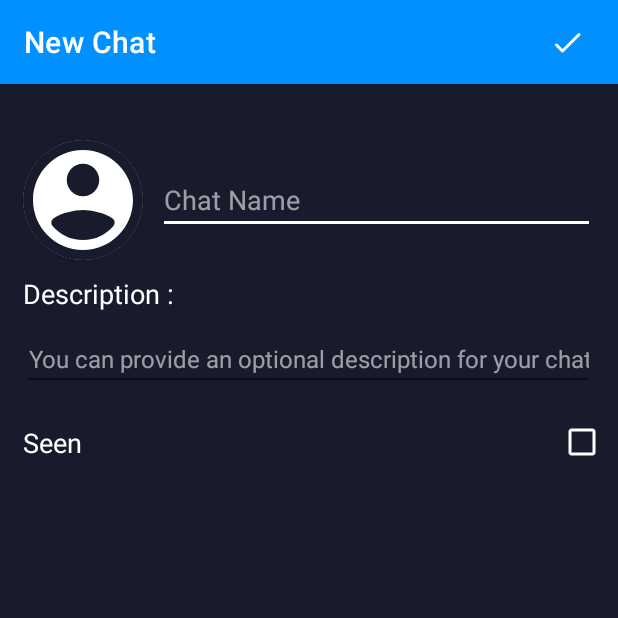
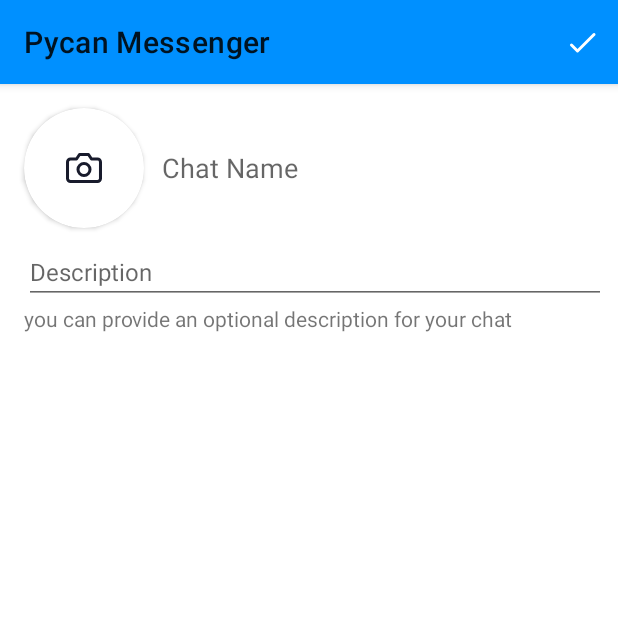
Before and after one commit to anrooid/PycanMessenger, an Android app: the NewChat screen opened directly, with no data from a screen before it, on a phone screen of 412 x 824 dp, the top half of it. Run offline under Robolectric (Android 15) with nearby library versions, the phone set to English and light mode, and no system bars; libraries missing offline, so code that uses them is left out: com.parse.

Commit message:
amir : some errors fixed
some ui design ,...

```diff
--- a/app/src/main/java/com/example/pycanmessenger/NewChat.java
+++ b/app/src/main/java/com/example/pycanmessenger/NewChat.java
@@ -3,6 +3,7 @@ package com.example.pycanmessenger;
 import androidx.annotation.NonNull;
 import androidx.annotation.Nullable;
 import androidx.appcompat.app.AppCompatActivity;
+import androidx.appcompat.widget.Toolbar;
 import androidx.core.app.ActivityCompat;
 
 import android.Manifest;
@@ -18,6 +19,8 @@ import android.os.Bundle;
 import android.provider.MediaStore;
 import android.text.format.DateFormat;
 import android.view.LayoutInflater;
+import android.view.Menu;
+import android.view.MenuItem;
 import android.view.View;
 import android.view.ViewGroup;
 import android.widget.CheckBox;
@@ -28,9 +31,11 @@ import android.widget.TextView;
 import android.widget.Toast;
 
 import com.parse.ParseException;
+import com.parse.ParseObject;
 import com.parse.ParseUser;
 import com.parse.SaveCallback;
 
+import java.io.ByteArrayOutputStream;
 import java.sql.Time;
 import java.text.DateFormatSymbols;
 import java.text.SimpleDateFormat;
@@ -43,10 +48,12 @@ public class NewChat extends AppCompatActivity {
 
 
     private CheckBox checkSeen;
-    Boolean seen, PV, Group, Channel;
-    private ImageButton btnNewChat;
+    private Toolbar toolbar;
+    private TextView txtseen;
+    Boolean PV, Group, Channel;
     private ImageView imgProfile;
     EditText edtNameChat, edtDescription;
+    Bitmap receivedImageBitmap;
 
     @Override
     protected void onCreate(Bundle savedInstanceState) {
@@ -55,73 +62,47 @@ public class NewChat extends AppCompatActivity {
         Intent intent = getIntent();
         Bundle bundle = intent.getExtras();
 
-        PV = false; Group = false; Channel = false;
-            seen = false;
-            checkSeen = findViewById(R.id.checkSeen);
+        PV = false;
+        Group = false;
+        Channel = false;
+        checkSeen = findViewById(R.id.chkSeen);
+        toolbar = findViewById(R.id.newChatToolbar);
         imgProfile = findViewById(R.id.imgProfile);
         edtNameChat = findViewById(R.id.edtNameChat);
         edtDescription = findViewById(R.id.edtDescription);
-            btnNewChat = findViewById(R.id.btnNewChat);
-            ParseUser Chats = ParseUser.getCurrentUser();
+        txtseen = findViewById(R.id.txtseen);
+        setSupportActionBar(toolbar);
+
 
         //pv OR group OR channel
         if (bundle != null) {
-            String dataC = bundle.getString("prefix");
+            String dataC = bundle.getString("prefixC");
             String dataG = bundle.getString("prefixG");
             String dataPv = bundle.getString("prefixP");
 
-            if (dataC == bundle.getString("prefix", "prefixC")) {
-                Channel = true; PV = false; Group = false;
+            if (dataC == bundle.getString("prefixC", "prefixC")) {
+                Channel = true;
+                PV = false;
+                Group = false;
+                setTitle("New Channel");
 
             } else if (dataG == bundle.getString("prefixG", "prefixG")) {
-                Group = true; PV = false; Channel = false;
+                Group = true;
+                PV = false;
+                Channel = false;
+                setTitle("New Group");
 
-            }else if (dataPv == bundle.getString("prefixP", "prefixP")) {
-                PV = true; Group = false; Channel = false;
-
+            } else if (dataPv == bundle.getString("prefixP", "prefixP")) {
+                PV = true;
+                Group = false;
+                Channel = false;
+                setTitle("New PV");
+                txtseen.setVisibility(View.VISIBLE);checkSeen.setVisibility(View.VISIBLE);
             }
         }
 
-            //time
-            Date time = Calendar.getInstance().getTime();
-            ;
-            SimpleDateFormat ft = new SimpleDateFormat("hh:mm");
-
-            //seen
-            if (checkSeen.isChecked()) {
-                seen = true;
-            } else seen = false;
-
 
         // create new chat
-            btnNewChat.setOnClickListener(new View.OnClickListener() {
-                @Override
-                public void onClick(View view) {
-
-                   //prefix
-                   if(PV){
-                       Chats.put("Name" ,"0"+ edtNameChat.getText().toString() );
-                   }else if(Group){
-                     Chats.put("Name" ,"1"+ edtNameChat.getText().toString() );
-                   }else if(Channel){
-                     Chats.put("Name" ,"2"+ edtNameChat.getText().toString() );
-                   }
-                    Chats.put("Descripton", edtDescription.getText().toString());
-                    Chats.put("Seen", seen);
-                    Chats.put("Time", time);
-                    Chats.saveInBackground(new SaveCallback() {
-                        @Override
-                        public void done(ParseException e) {
-                            if (e == null) {
-                                Toast.makeText(NewChat.this, Chats.get("Name") + "is saved successfully", Toast.LENGTH_SHORT).show();
-                            } else {
-                                Toast.makeText(NewChat.this, e.getCode() + "" + e.getStackTrace()[0], Toast.LENGTH_SHORT).show();
-                                e.printStackTrace();
-                            }
-                        }
-                    });
-                }
-            });
 
 
         imgProfile.setOnClickListener(new View.OnClickListener() {
@@ -140,14 +121,14 @@ public class NewChat extends AppCompatActivity {
         });
     }
 
-        private void getChosenImage () {
+    private void getChosenImage() {
         Intent intent = new Intent(Intent.ACTION_PICK, MediaStore.Images.Media.EXTERNAL_CONTENT_URI);
         startActivityForResult(intent, 2000);
     }
 
     @Override
-        public void onRequestPermissionsResult ( int requestCode, @NonNull String[] permissions,
-        @NonNull int[] grantResults){
+    public void onRequestPermissionsResult(int requestCode, @NonNull String[] permissions,
+                                           @NonNull int[] grantResults) {
         super.onRequestPermissionsResult(requestCode, permissions, grantResults);
 
         if (requestCode == 1000) {
@@ -158,7 +139,7 @@ public class NewChat extends AppCompatActivity {
     }
 
     @Override
-        protected void onActivityResult ( int requestCode, int resultCode, @Nullable Intent data){
+    protected void onActivityResult(int requestCode, int resultCode, @Nullable Intent data) {
         super.onActivityResult(requestCode, resultCode, data);
 
         if (requestCode == 2000) {
@@ -172,7 +153,7 @@ public class NewChat extends AppCompatActivity {
                     int columnIndex = cursor.getColumnIndex(filePathColumn[0]);
                     String picturePath = cursor.getString(columnIndex);
                     cursor.close();
-                        Bitmap receivedImageBitmap = BitmapFactory.decodeFile(picturePath);
+                    receivedImageBitmap = BitmapFactory.decodeFile(picturePath);
 
                     imgProfile.setImageBitmap(receivedImageBitmap);
                 } catch (Exception e) {
@@ -183,4 +164,57 @@ public class NewChat extends AppCompatActivity {
 
     }
 
+    @Override
+    public boolean onCreateOptionsMenu(Menu menu) {
+        getMenuInflater().inflate(R.menu.check_menu, menu);
+        return super.onCreateOptionsMenu(menu);
     }
+
+    @Override
+    public boolean onOptionsItemSelected(@NonNull MenuItem item) {
+        if (item.getItemId() == R.id.mnuCheck) {
+
+
+            //time
+            Date time = Calendar.getInstance().getTime();
+            SimpleDateFormat ft = new SimpleDateFormat("hh:mm");
+            ParseObject Chats = new ParseObject("Chats");
+            //prefix
+            if (PV) {
+                Chats.put("Name", "0" + edtNameChat.getText().toString());
+            } else if (Group) {
+                Chats.put("Name", "1" + edtNameChat.getText().toString());
+            } else if (Channel) {
+                Chats.put("Name", "2" + edtNameChat.getText().toString());
+            }
+            Chats.put("Descripton", edtDescription.getText().toString());
+            if (PV)
+                Chats.put("Seen", checkSeen.isChecked());
+            if (receivedImageBitmap != null)
+                Chats.put("Profile", extractBytes(receivedImageBitmap));
+            Chats.put("Time", ft.format(time).toString());
+            Chats.saveInBackground(new SaveCallback() {
+                @Override
+                public void done(ParseException e) {
+                    if (e == null) {
+                        Toast.makeText(NewChat.this, Chats.get("Name").toString().substring(1) + "is saved successfully", Toast.LENGTH_SHORT).show();
+                        Intent intent = new Intent(NewChat.this, MainActivity.class);
+                        startActivity(intent);
+                    } else {
+                        Toast.makeText(NewChat.this, e.getCode() + "" + e.getStackTrace()[0], Toast.LENGTH_LONG).show();
+                        e.printStackTrace();
+                    }
+                }
+            });
+        }
+
+
+        return super.onOptionsItemSelected(item);
+    }
+
+    public byte[] extractBytes(Bitmap bitmap) {
+        ByteArrayOutputStream stream = new ByteArrayOutputStream();
+        bitmap.compress(Bitmap.CompressFormat.PNG, 100, stream);
+        return stream.toByteArray();
+    }
+}
--- a/app/src/main/res/drawable/ic_checkmark.xml
+++ b/app/src/main/res/drawable/ic_checkmark.xml
@@ -5,5 +5,5 @@
     android:viewportHeight="24">
   <path
       android:pathData="M19.9805,5.9902A1.0001,1.0001 0,0 0,19.293 6.293L9,16.5859L5.707,13.293A1.0001,1.0001 0,1 0,4.293 14.707L8.293,18.707A1.0001,1.0001 0,0 0,9.707 18.707L20.707,7.707A1.0001,1.0001 0,0 0,19.9805 5.9902z"
-      android:fillColor="#5B5B5B"/>
+      android:fillColor="@color/white"/>
 </vector>
--- /dev/null
+++ b/app/src/main/res/drawable/ic_icon_feather_camera.xml
@@ -0,0 +1,20 @@
+<vector xmlns:android="http://schemas.android.com/apk/res/android"
+    android:width="23.834dp"
+    android:height="19.864dp"
+    android:viewportWidth="23.834"
+    android:viewportHeight="19.864">
+  <path
+      android:pathData="M22.834,16.879a1.985,1.985 0,0 1,-1.985 1.985L2.985,18.864A1.985,1.985 0,0 1,1 16.879L1,5.962A1.985,1.985 0,0 1,2.985 3.977h3.97L8.94,1h5.955l1.985,2.977h3.97a1.985,1.985 0,0 1,1.985 1.985Z"
+      android:strokeLineJoin="round"
+      android:strokeWidth="2"
+      android:fillColor="#00000000"
+      android:strokeColor="#181b2c"
+      android:strokeLineCap="round"/>
+  <path
+      android:pathData="M15.887,10.925a3.97,3.97 0,1 1,-3.97 -3.97A3.97,3.97 0,0 1,15.887 10.925Z"
+      android:strokeLineJoin="round"
+      android:strokeWidth="2"
+      android:fillColor="#00000000"
+      android:strokeColor="#181b2c"
+      android:strokeLineCap="round"/>
+</vector>
--- a/app/src/main/res/drawable/ic_profile.xml
+++ /dev/null
@@ -1,9 +0,0 @@
-<vector xmlns:android="http://schemas.android.com/apk/res/android"
-    android:width="24dp"
-    android:height="24dp"
-    android:viewportWidth="24"
-    android:viewportHeight="24">
-  <path
-      android:pathData="M12,2C6.477,2 2,6.477 2,12c0,5.523 4.477,10 10,10s10,-4.477 10,-10C22,6.477 17.523,2 12,2zM12,4.75c1.795,0 3.25,1.455 3.25,3.25s-1.455,3.25 -3.25,3.25S8.75,9.795 8.75,8S10.205,4.75 12,4.75zM12,20c-2.438,0 -4.621,-1.091 -6.088,-2.812c-0.381,-0.447 -0.296,-1.118 0.173,-1.471C7.602,14.576 10.366,14 12,14s4.398,0.576 5.916,1.717c0.469,0.353 0.554,1.025 0.173,1.471C16.621,18.909 14.438,20 12,20z"
-      android:fillColor="#5B5B5B"/>
-</vector>
--- a/app/src/main/res/layout/activity_new_chat.xml
+++ b/app/src/main/res/layout/activity_new_chat.xml
@@ -4,7 +4,6 @@
     xmlns:tools="http://schemas.android.com/tools"
     android:layout_width="match_parent"
     android:layout_height="match_parent"
-    android:background="@color/white"
     android:orientation="vertical"
     tools:context=".NewChat">
 
@@ -13,26 +12,10 @@
         android:layout_height="wrap_content">
 
         <androidx.appcompat.widget.Toolbar
+            android:id="@+id/newChatToolbar"
             android:layout_width="match_parent"
             android:layout_height="wrap_content"
-            android:background="@color/blueP"
-            app:subtitleTextColor="#FFFFFF"
-            app:title="New Chat"
-            app:titleTextColor="@color/white">
-
-            <ImageButton
-                android:id="@+id/btnNewChat"
-                style="@style/Widget.AppCompat.ImageButton"
-                android:layout_width="wrap_content"
-                android:layout_height="wrap_content"
-                android:layout_marginLeft="270dp"
-                android:background="@color/blueP"
-                android:scaleType="center"
-                android:src="@drawable/ic_checkmark"
-                android:tint="@color/white"
-                android:visibility="visible" />
-
-        </androidx.appcompat.widget.Toolbar>
+            />
     </com.google.android.material.appbar.AppBarLayout>
 
     <androidx.constraintlayout.widget.ConstraintLayout
@@ -40,42 +23,37 @@
         android:layout_height="match_parent"
         android:layout_alignParentBottom="true"
         android:layout_marginBottom="0dp"
-        android:background="@color/blackP">
+        android:animateLayoutChanges="true">
 
 
         <androidx.cardview.widget.CardView
             android:id="@+id/cardView"
             android:layout_width="80dp"
             android:layout_height="80dp"
-            android:layout_marginStart="15dp"
+            android:layout_marginStart="16dp"
+            android:layout_marginTop="16dp"
+            android:background="?attr/selectableItemBackground"
             android:padding="5dp"
             app:cardCornerRadius="10000dp"
-            app:layout_constraintBottom_toTopOf="@id/edtDescription"
-            app:layout_constraintEnd_toStartOf="@+id/edtNameChat"
             app:layout_constraintStart_toStartOf="parent"
-            app:layout_constraintTop_toTopOf="parent"
-            app:layout_constraintVertical_bias="0.458">
+            app:layout_constraintTop_toTopOf="parent">
 
             <ImageView
                 android:id="@+id/imgProfile"
                 android:layout_width="match_parent"
                 android:layout_height="match_parent"
-                android:background="@color/blackP"
-                app:srcCompat="@drawable/ic_profile"
-                app:tint="@color/white" />
+                android:background="?attr/selectableItemBackground" />
         </androidx.cardview.widget.CardView>
 
         <EditText
             android:id="@+id/edtNameChat"
             android:layout_width="0dp"
             android:layout_height="wrap_content"
-            android:layout_marginStart="10dp"
-            android:layout_marginEnd="15dp"
+            android:layout_marginStart="8dp"
+            android:layout_marginEnd="8dp"
             android:ems="10"
             android:hint="Chat Name"
             android:inputType="textPersonName"
-            android:textColor="@color/white"
-            android:textColorHint="#93FFFFFF"
             android:textSize="18sp"
             app:layout_constraintBottom_toBottomOf="@+id/cardView"
             app:layout_constraintEnd_toEndOf="parent"
@@ -86,63 +64,54 @@
             android:id="@+id/edtDescription"
             android:layout_width="0dp"
             android:layout_height="wrap_content"
-            android:layout_marginStart="15dp"
-            android:layout_marginEnd="15dp"
+            android:layout_marginTop="8dp"
             android:ems="10"
-            android:hint="You can provide an optional description for your chat"
-            android:inputType="textPersonName"
-            android:textColor="@color/white"
-            android:textColorHint="#93FFFFFF"
+            android:hint="Description"
+            android:inputType="textImeMultiLine"
             android:textSize="16sp"
-            app:layout_constraintBottom_toTopOf="@+id/checkSeen"
-            app:layout_constraintEnd_toEndOf="parent"
-            app:layout_constraintStart_toStartOf="parent"
-            app:layout_constraintTop_toBottomOf="@+id/txtDescription" />
-
-        <TextView
-            android:id="@+id/txtDescription"
-            android:layout_width="0dp"
-            android:layout_height="wrap_content"
-            android:layout_marginStart="15dp"
-            android:layout_marginEnd="15dp"
-            android:text="Description :"
-            android:textColor="@color/white"
-            android:textSize="18sp"
-            app:layout_constraintBottom_toTopOf="@+id/edtDescription"
-            app:layout_constraintEnd_toEndOf="parent"
-            app:layout_constraintStart_toStartOf="parent"
+            app:layout_constraintEnd_toEndOf="@+id/edtNameChat"
+            app:layout_constraintStart_toStartOf="@+id/cardView"
             app:layout_constraintTop_toBottomOf="@+id/cardView" />
 
         <TextView
             android:id="@+id/textView"
             android:layout_width="0dp"
             android:layout_height="wrap_content"
-            android:layout_marginStart="15dp"
-            android:text="Seen"
-            android:textColor="@color/white"
-            android:textSize="18sp"
-            app:layout_constraintBottom_toBottomOf="@+id/checkSeen"
-            app:layout_constraintEnd_toStartOf="@+id/checkSeen"
-            app:layout_constraintStart_toStartOf="parent"
-            app:layout_constraintTop_toTopOf="@+id/checkSeen" />
+            android:text="you can provide an optional description for your chat"
+            app:layout_constraintEnd_toEndOf="@+id/edtDescription"
+            app:layout_constraintStart_toStartOf="@+id/edtDescription"
+            app:layout_constraintTop_toBottomOf="@+id/edtDescription" />
 
         <CheckBox
-            android:id="@+id/checkSeen"
-            android:layout_width="0dp"
-            android:layout_height="wrap_content"
-            android:layout_marginStart="300dp"
-            android:buttonTint="@color/white"
-            app:layout_constraintBottom_toTopOf="@+id/guideline"
-            app:layout_constraintEnd_toEndOf="parent"
-            app:layout_constraintStart_toEndOf="@+id/textView"
-            app:layout_constraintTop_toBottomOf="@+id/edtDescription" />
-
-        <androidx.constraintlayout.widget.Guideline
-            android:id="@+id/guideline"
+            android:id="@+id/chkSeen"
             android:layout_width="wrap_content"
             android:layout_height="wrap_content"
-            android:orientation="horizontal"
-            app:layout_constraintGuide_begin="273dp" />
+            android:layout_marginTop="8dp"
+            android:visibility="gone"
+            app:layout_constraintEnd_toEndOf="@+id/textView"
+            app:layout_constraintTop_toBottomOf="@+id/textView" />
+
+        <TextView
+            android:id="@+id/txtseen"
+            android:layout_width="wrap_content"
+            android:layout_height="wrap_content"
+            android:text="Seen"
+            android:textSize="16sp"
+            android:visibility="gone"
+            app:layout_constraintBottom_toBottomOf="@+id/chkSeen"
+            app:layout_constraintStart_toStartOf="@+id/textView"
+            app:layout_constraintTop_toTopOf="@+id/chkSeen" />
+
+        <ImageView
+            android:id="@+id/imageView"
+            android:layout_width="wrap_content"
+            android:layout_height="wrap_content"
+            android:elevation="3dp"
+            app:layout_constraintBottom_toBottomOf="@+id/cardView"
+            app:layout_constraintEnd_toEndOf="@+id/cardView"
+            app:layout_constraintStart_toStartOf="@+id/cardView"
+            app:layout_constraintTop_toTopOf="@+id/cardView"
+            app:srcCompat="@drawable/ic_icon_feather_camera" />
 
     </androidx.constraintlayout.widget.ConstraintLayout>
 </LinearLayout>
--- a/app/src/main/res/layout/list_item.xml
+++ b/app/src/main/res/layout/list_item.xml
@@ -4,10 +4,11 @@
     xmlns:tools="http://schemas.android.com/tools"
     android:layout_width="match_parent"
     android:layout_height="wrap_content"
+    android:animateLayoutChanges="true"
     android:background="?attr/selectableItemBackground"
     android:clickable="true"
-    android:padding="5dp"
-    android:focusable="true">
+    android:focusable="true"
+    android:padding="5dp">
 
 
     <androidx.cardview.widget.CardView
@@ -84,6 +85,7 @@
         android:layout_width="wrap_content"
         android:layout_height="0dp"
         android:layout_marginEnd="8dp"
+        android:visibility="gone"
         app:layout_constraintBottom_toBottomOf="@+id/txtTime"
         app:layout_constraintEnd_toStartOf="@+id/txtTime"
         app:layout_constraintTop_toTopOf="@+id/txtTime"
--- /dev/null
+++ b/app/src/main/res/menu/check_menu.xml
@@ -0,0 +1,10 @@
+<?xml version="1.0" encoding="utf-8"?>
+<menu xmlns:app="http://schemas.android.com/apk/res-auto"
+    xmlns:android="http://schemas.android.com/apk/res/android">
+
+    <item
+        android:id="@+id/mnuCheck"
+        android:icon="@drawable/ic_checkmark"
+        android:title="Check"
+        app:showAsAction="always" />
+</menu>
--- a/app/src/main/res/values/themes.xml
+++ b/app/src/main/res/values/themes.xml
@@ -2,7 +2,7 @@
     <!-- Base application theme. -->
     <style name="Theme.PycanMessenger" parent="Theme.MaterialComponents.DayNight.NoActionBar">
         <!-- Primary brand color. -->
-        <item name="colorPrimary">@color/blackP</item>
+        <item name="colorPrimary">@color/blueP</item>
         <item name="colorPrimaryVariant">@color/white</item>
         <item name="colorOnPrimary">@color/white</item>
         <!-- Secondary brand color. -->
```
Also changed, not shown: app/src/main/java/com/example/pycanmessenger/AddNew.java (+20 -25 lines), app/src/main/java/com/example/pycanmessenger/ChatAdapter.java (+2 -8 lines), app/src/main/res/layout/activity_add_new.xml (+34 -42 lines). Lines whose indentation alone changed are shown as unchanged.
